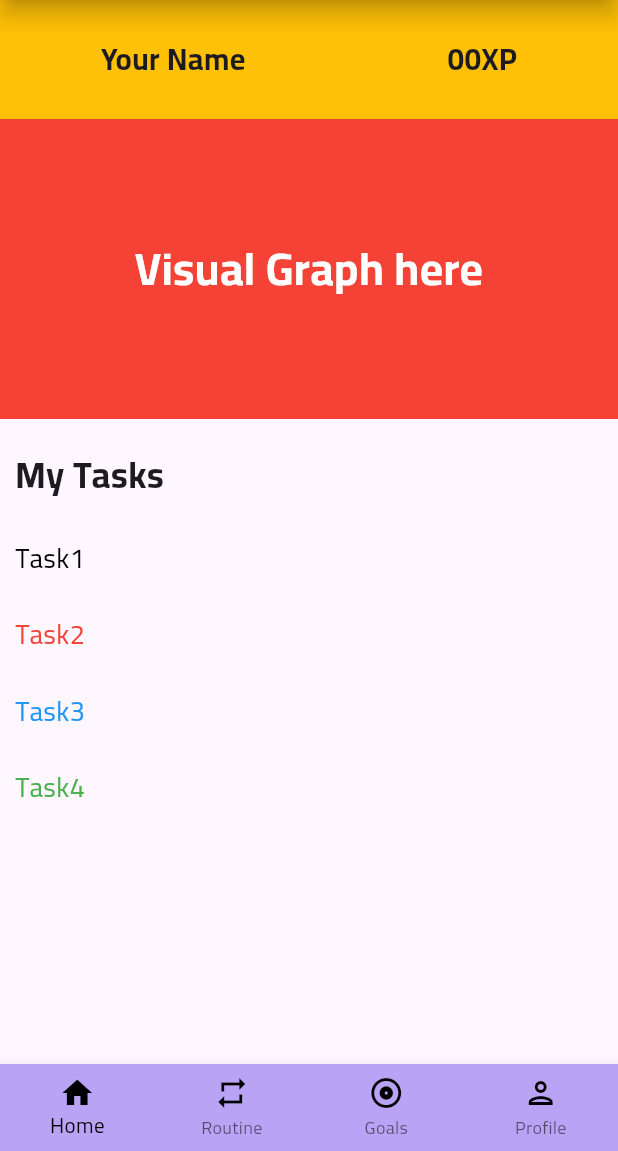
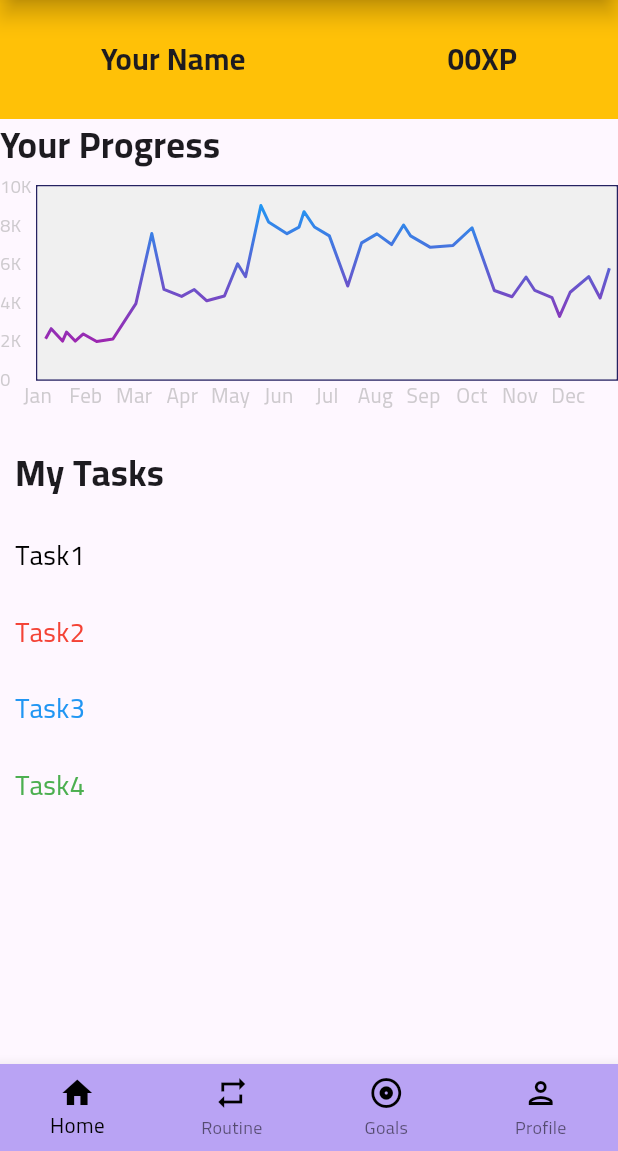
Before and after one commit to Amrr-Tarek/CheckMate, a Flutter app: the HomePage screen opened by its route, on a phone screen of 412 x 824 dp, the part 85-1236 px from its top. Run offline on Flutter 3.47's test engine with Material 3 defaults, Android fonts, the phone set to English and light mode, and no system bars; drawn by our look-alikes of fl_chart; our stand-ins replace table_calendar; network calls fail.

Commit message:
Dashboard Line Graph Visualisation

```diff
--- /dev/null
+++ b/lib/data/Line_chart_data.dart
@@ -0,0 +1,72 @@
+import 'package:fl_chart/fl_chart.dart';
+
+class LineData {
+  final spots = const [
+    FlSpot(1.68, 21.04),
+    FlSpot(2.84, 26.23),
+    FlSpot(5.19, 19.82),
+    FlSpot(6.01, 24.49),
+    FlSpot(7.81, 19.82),
+    FlSpot(9.49, 23.50),
+    FlSpot(12.26, 19.57),
+    FlSpot(15.63, 20.90),
+    FlSpot(20.39, 39.20),
+    FlSpot(23.69, 75.62),
+    FlSpot(26.21, 46.58),
+    FlSpot(29.87, 42.97),
+    FlSpot(32.49, 46.54),
+    FlSpot(35.09, 40.72),
+    FlSpot(38.74, 43.18),
+    FlSpot(41.47, 59.91),
+    FlSpot(43.12, 53.18),
+    FlSpot(46.30, 90.10),
+    FlSpot(47.88, 81.59),
+    FlSpot(51.71, 75.53),
+    FlSpot(54.21, 78.95),
+    FlSpot(55.23, 86.94),
+    FlSpot(57.40, 78.98),
+    FlSpot(60.49, 74.38),
+    FlSpot(64.30, 48.34),
+    FlSpot(67.17, 70.74),
+    FlSpot(70.35, 75.43),
+    FlSpot(73.39, 69.88),
+    FlSpot(75.87, 80.04),
+    FlSpot(77.32, 74.38),
+    FlSpot(81.43, 68.43),
+    FlSpot(86.12, 69.45),
+    FlSpot(90.06, 78.60),
+    FlSpot(94.68, 46.05),
+    FlSpot(98.35, 42.80),
+    FlSpot(101.25, 53.05),
+    FlSpot(103.07, 46.06),
+    FlSpot(106.65, 42.31),
+    FlSpot(108.20, 32.64),
+    FlSpot(110.40, 45.14),
+    FlSpot(114.24, 53.27),
+    FlSpot(116.60, 42.13),
+    FlSpot(118.52, 57.60),
+  ];
+
+  final leftTitle = {
+    0: '0',
+    20: '2K',
+    40: '4K',
+    60: '6K',
+    80: '8K',
+    100: '10K'
+  };
+  final bottomTitle = {
+    0: 'Jan',
+    10: 'Feb',
+    20: 'Mar',
+    30: 'Apr',
+    40: 'May',
+    50: 'Jun',
+    60: 'Jul',
+    70: 'Aug',
+    80: 'Sep',
+    90: 'Oct',
+    100: 'Nov',
+    110: 'Dec',
+  };
+}
--- a/lib/pages/home.dart
+++ b/lib/pages/home.dart
@@ -1,4 +1,6 @@
 import 'package:flutter/material.dart';
+import 'package:fl_chart/fl_chart.dart';
+import 'package:checkmate/data/Line_chart_data.dart';
 import 'package:checkmate/const/colors.dart';
 // import 'package:checkmate/models/buttons.dart';
 import 'package:checkmate/models/app_bar.dart';
@@ -6,6 +8,7 @@ import 'package:checkmate/models/drawer.dart';
 import 'package:checkmate/models/tasks_home.dart';
 
 class HomePage extends StatefulWidget {
+
   final String title = "Home";
 
   const HomePage({super.key});
@@ -21,6 +24,11 @@ class _HomePageState extends State<HomePage> {
   List<TaskModel> tasks = [];
   // final List _pages = ['/home', '/routine', '/goals', '/myprofile'];
 
+  @override
+  void initState() {
+    super.initState();
+    fetchData();
+  }
   void fetchData() {
     tasks = TaskModel.getTasks();
   }
@@ -29,6 +37,8 @@ class _HomePageState extends State<HomePage> {
   Widget build(BuildContext context) {
     // Is ran everytime setState is called
     fetchData();
+    // create an instance of LineDate that contains random data
+    final data = LineData();
     return Scaffold(
       appBar: appBar(context, "Dashboard", showIcon: true),
       drawer: MyDrawer.createDrawer(context, "dashboard"),
@@ -36,7 +46,7 @@ class _HomePageState extends State<HomePage> {
         child: Column(
           children: [
             _nameXP(),
-            _graph(),
+            _graph(data),
             SizedBox(height: 10),
             _tasks(),
           ],
@@ -125,17 +135,107 @@ class _HomePageState extends State<HomePage> {
     );
   }
 
-  Container _graph() {
+  Container _graph(LineData data) {
     return Container(
-      color: Colors.red,
-      height: 200,
-      child: Center(
-          child: Text("Visual Graph here",
-              style: TextStyle(
-                  color: Colors.white,
-                  fontWeight: FontWeight.bold,
-                  fontSize: 30))),
-    );
+      child: Column(
+        crossAxisAlignment: CrossAxisAlignment.start,
+        children: [
+          Text(
+            'Your Progress',
+            style: TextStyle(
+              fontSize: 24,
+              fontWeight: FontWeight.bold,
+            ),
+          ),
+          SizedBox(height: 10),
+          AspectRatio(
+            aspectRatio: 16 / 6,
+            child: LineChart(
+                    LineChartData(
+                    backgroundColor: const Color(0xFFF0F0F0), // Light grey background
+                    lineTouchData: LineTouchData(
+                      handleBuiltInTouches: true,
+                    ),
+                    gridData: FlGridData(
+                      show: false,
+                    ),
+                    titlesData: FlTitlesData(
+                      rightTitles: AxisTitles(
+                          sideTitles: SideTitles(
+                            showTitles: false,
+                          ),
+                        ),
+                        topTitles: AxisTitles(
+                          sideTitles: SideTitles(
+                            showTitles: false,
+                          ),
+                        ),
+                        // Left tittles of the graph
+                        // =========================
+                        leftTitles: AxisTitles(
+                          sideTitles: SideTitles(
+                            showTitles: true,
+                            getTitlesWidget: (double value, TitleMeta meta) {
+                            return data.leftTitle[value.toInt()] != null
+                                ? Text(data.leftTitle[value.toInt()].toString(),
+                                    style: TextStyle(
+                                        fontSize: 12,
+                                        color: Colors.grey.withOpacity(0.5),
+                                    ))
+                                : const SizedBox();
+
+                          },
+                          interval: 1,
+                          reservedSize: 24,
+                          ),
+                        ),
+                        // Bottom tittles of the graph
+                        // =========================
+                        bottomTitles: AxisTitles(
+                          sideTitles: SideTitles(
+                            showTitles: true,
+                            getTitlesWidget: (double value, TitleMeta meta) {
+                            return data.bottomTitle[value.toInt()] != null
+                                ? Text(data.bottomTitle[value.toInt()].toString(),
+                                    style: TextStyle(
+                                        color: Colors.grey.withOpacity(0.5)),)
+                                : const SizedBox();
+
+                          },
+                          interval: 1,
+                          reservedSize: 24,
+                          ),
+                        ),
+                      ),
+                      borderData: FlBorderData(
+                        show: true,
+                        border: Border.all(color: const Color.fromARGB(255, 37, 34, 97), width: 1),
+                      ),
+                      lineBarsData: [
+                        LineChartBarData(
+                          spots: data.spots,
+                          dotData: FlDotData(show: false),
+                          show: true,
+                          gradient: LinearGradient(
+                            begin: Alignment.topCenter,
+                            end: Alignment.bottomCenter,
+                            colors: [Colors.blue, Colors.purple],
+                          ),
+                          color: const Color.fromARGB(255, 24, 121, 102),
+                          belowBarData: BarAreaData(show: false),
+                        ),
+                      ],
+                      minX: 0,
+                      maxX: 120,
+                      minY: 0,
+                      maxY: 100,
+                    ),
+                  ),
+                ),
+              ],
+            ),
+          );
+      }
   }
 
   Container _nameXP() {
@@ -164,46 +264,3 @@ class _HomePageState extends State<HomePage> {
       ),
     );
   }
-  // Container __body() {
-  //   return Container(
-  //     margin: const EdgeInsets.all(10),
-  //     child: Center(
-  //         child: Column(
-  //       mainAxisAlignment: MainAxisAlignment.center,
-  //       children: [
-  //         const Text(
-  //           "Hello :)\nThis Page is 'Getting Started' for you to implement the front end of the pages listed in the buttons below\nPress on the button to take you to the page (crazy right?!)\nادعيلي (معرفش ليه بس اخوك محتاج الدعوة)",
-  //           style: TextStyle(fontSize: 20),
-  //           textAlign: TextAlign.center,
-  //         ),
-  //         const SizedBox(height: 10),
-  //         Button(
-  //             text: "Calendar",
-  //             onPress: () {
-  //               navigate(context, '/calendar');
-  //             }),
-  //         Button(
-  //             text: "Routine",
-  //             onPress: () {
-  //               navigate(context, '/routine');
-  //             }),
-  //         Button(
-  //             text: "Goals",
-  //             onPress: () {
-  //               navigate(context, '/goals');
-  //             }),
-  //         Button(
-  //             text: "My Profile",
-  //             onPress: () {
-  //               navigate(context, '/myprofile');
-  //             }),
-  //         Button(
-  //             text: "Settings",
-  //             onPress: () {
-  //               navigate(context, "/settings");
-  //             }),
-  //       ],
-  //     )),
-  //   );
-  // }
-}
--- a/pubspec.yaml
+++ b/pubspec.yaml
@@ -39,6 +39,7 @@ dependencies:
   # Use with the CupertinoIcons class for iOS style icons.
   cupertino_icons: ^1.0.8
   tuple: ^2.0.2
+  fl_chart: ^0.69.2
 
 dev_dependencies:
   flutter_launcher_icons: "^0.14.2"
```
Also changed, not shown: pubspec.lock.
